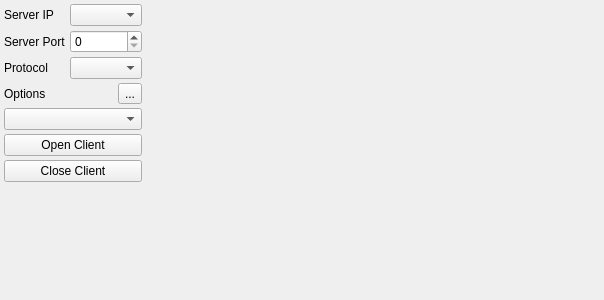
Qt form src/x/coap/coapclientui.ui (x-tools-author/x-tools) before a commit.
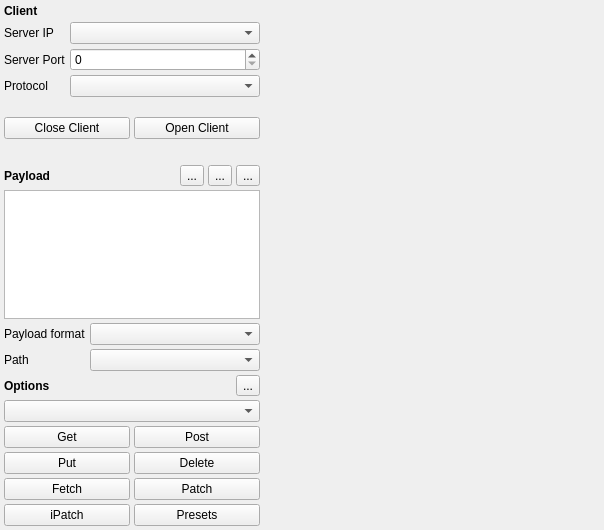
The same form after that commit.

Patch:
```diff
--- a/src/x/coap/coapclientui.ui
+++ b/src/x/coap/coapclientui.ui
@@ -7,7 +7,7 @@
     <x>0</x>
     <y>0</y>
     <width>604</width>
-    <height>300</height>
+    <height>530</height>
    </rect>
   </property>
   <property name="windowTitle">
@@ -29,33 +29,234 @@
    <property name="spacing">
     <number>4</number>
    </property>
-   <item row="6" column="0" colspan="2">
-    <widget class="QPushButton" name="pushButtonClose">
-     <property name="text">
-      <string>Close Client</string>
-     </property>
-    </widget>
-   </item>
-   <item row="0" column="0">
+   <item row="1" column="0">
     <widget class="QLabel" name="label">
+     <property name="sizePolicy">
+      <sizepolicy hsizetype="Fixed" vsizetype="Preferred">
+       <horstretch>0</horstretch>
+       <verstretch>0</verstretch>
+      </sizepolicy>
+     </property>
      <property name="text">
       <string>Server IP</string>
      </property>
     </widget>
    </item>
-   <item row="0" column="1">
+   <item row="3" column="1">
+    <widget class="QComboBox" name="comboBoxProtocol"/>
+   </item>
+   <item row="11" column="0" colspan="2">
+    <layout class="QGridLayout" name="gridLayout_2">
+     <property name="spacing">
+      <number>4</number>
+     </property>
+     <item row="3" column="1">
+      <widget class="QComboBox" name="comboBoxPayloadFormat"/>
+     </item>
+     <item row="7" column="0" colspan="2">
+      <layout class="QGridLayout" name="gridLayout_4">
+       <property name="spacing">
+        <number>4</number>
+       </property>
+       <item row="2" column="1">
+        <widget class="QPushButton" name="pushButtonPatch">
+         <property name="text">
+          <string notr="true">Patch</string>
+         </property>
+        </widget>
+       </item>
+       <item row="0" column="0">
+        <widget class="QPushButton" name="pushButtonGet">
+         <property name="text">
+          <string notr="true">Get</string>
+         </property>
+        </widget>
+       </item>
+       <item row="2" column="0">
+        <widget class="QPushButton" name="pushButtonFetch">
+         <property name="text">
+          <string notr="true">Fetch</string>
+         </property>
+        </widget>
+       </item>
+       <item row="1" column="0">
+        <widget class="QPushButton" name="pushButtonPut">
+         <property name="text">
+          <string notr="true">Put</string>
+         </property>
+        </widget>
+       </item>
+       <item row="1" column="1">
+        <widget class="QPushButton" name="pushButtonDelete">
+         <property name="text">
+          <string notr="true">Delete</string>
+         </property>
+        </widget>
+       </item>
+       <item row="0" column="1">
+        <widget class="QPushButton" name="pushButtonPost">
+         <property name="text">
+          <string notr="true">Post</string>
+         </property>
+        </widget>
+       </item>
+       <item row="3" column="0">
+        <widget class="QPushButton" name="pushButtonIPatch">
+         <property name="text">
+          <string notr="true">iPatch</string>
+         </property>
+        </widget>
+       </item>
+       <item row="3" column="1">
+        <widget class="QPushButton" name="pushButtonPresets">
+         <property name="text">
+          <string>Presets</string>
+         </property>
+        </widget>
+       </item>
+      </layout>
+     </item>
+     <item row="4" column="0">
+      <widget class="QLabel" name="label_6">
+       <property name="sizePolicy">
+        <sizepolicy hsizetype="Fixed" vsizetype="Preferred">
+         <horstretch>0</horstretch>
+         <verstretch>0</verstretch>
+        </sizepolicy>
+       </property>
+       <property name="text">
+        <string>Path</string>
+       </property>
+      </widget>
+     </item>
+     <item row="3" column="0">
+      <widget class="QLabel" name="label_7">
+       <property name="sizePolicy">
+        <sizepolicy hsizetype="Fixed" vsizetype="Preferred">
+         <horstretch>0</horstretch>
+         <verstretch>0</verstretch>
+        </sizepolicy>
+       </property>
+       <property name="text">
+        <string>Payload format</string>
+       </property>
+      </widget>
+     </item>
+     <item row="4" column="1">
+      <widget class="QComboBox" name="comboBoxPath"/>
+     </item>
+     <item row="2" column="0" colspan="2">
+      <widget class="QTextEdit" name="textEditPayload">
+       <property name="sizePolicy">
+        <sizepolicy hsizetype="Preferred" vsizetype="Expanding">
+         <horstretch>0</horstretch>
+         <verstretch>0</verstretch>
+        </sizepolicy>
+       </property>
+      </widget>
+     </item>
+     <item row="5" column="0" colspan="2">
+      <layout class="QHBoxLayout" name="horizontalLayout">
+       <item>
+        <widget class="QLabel" name="label_5">
+         <property name="font">
+          <font>
+           <bold>true</bold>
+          </font>
+         </property>
+         <property name="text">
+          <string>Options</string>
+         </property>
+        </widget>
+       </item>
+       <item>
+        <widget class="QToolButton" name="toolButtonOptionEdit">
+         <property name="toolTip">
+          <string>Edit options</string>
+         </property>
+         <property name="text">
+          <string>...</string>
+         </property>
+        </widget>
+       </item>
+      </layout>
+     </item>
+     <item row="6" column="0" colspan="2">
+      <widget class="QComboBox" name="comboBoxOptionList"/>
+     </item>
+     <item row="0" column="0" rowspan="2" colspan="2">
+      <layout class="QHBoxLayout" name="horizontalLayout_2">
+       <item>
+        <widget class="QLabel" name="label_8">
+         <property name="sizePolicy">
+          <sizepolicy hsizetype="Preferred" vsizetype="Preferred">
+           <horstretch>0</horstretch>
+           <verstretch>0</verstretch>
+          </sizepolicy>
+         </property>
+         <property name="font">
+          <font>
+           <bold>true</bold>
+          </font>
+         </property>
+         <property name="text">
+          <string>Payload</string>
+         </property>
+        </widget>
+       </item>
+       <item>
+        <widget class="QToolButton" name="toolButtonPayloadList">
+         <property name="toolTip">
+          <string>Preset payload list</string>
+         </property>
+         <property name="text">
+          <string>...</string>
+         </property>
+        </widget>
+       </item>
+       <item>
+        <widget class="QToolButton" name="toolButtonPayloadSave">
+         <property name="toolTip">
+          <string>Save current payload</string>
+         </property>
+         <property name="text">
+          <string>...</string>
+         </property>
+        </widget>
+       </item>
+       <item>
+        <widget class="QToolButton" name="toolButtonPayloadEdit">
+         <property name="toolTip">
+          <string>Edit payload list</string>
+         </property>
+         <property name="text">
+          <string>...</string>
+         </property>
+        </widget>
+       </item>
+      </layout>
+     </item>
+    </layout>
+   </item>
+   <item row="1" column="1">
     <widget class="QComboBox" name="comboBoxServerIp"/>
    </item>
-   <item row="0" column="2" rowspan="10">
-    <widget class="QWidget" name="widget" native="true">
+   <item row="2" column="0">
+    <widget class="QLabel" name="label_2">
      <property name="sizePolicy">
-      <sizepolicy hsizetype="Expanding" vsizetype="Preferred">
+      <sizepolicy hsizetype="Fixed" vsizetype="Preferred">
        <horstretch>0</horstretch>
        <verstretch>0</verstretch>
       </sizepolicy>
      </property>
+     <property name="text">
+      <string>Server Port</string>
+     </property>
     </widget>
    </item>
+   <item row="2" column="1">
+    <widget class="QSpinBox" name="spinBoxServerPort"/>
+   </item>
    <item row="9" column="0">
     <widget class="QLabel" name="label_3">
      <property name="sizePolicy">
@@ -69,56 +270,65 @@
      </property>
     </widget>
    </item>
-   <item row="5" column="0" colspan="2">
-    <widget class="QPushButton" name="pushButtonOpen">
-     <property name="text">
-      <string>Open Client</string>
+   <item row="0" column="2" rowspan="12">
+    <widget class="QWidget" name="widget" native="true">
+     <property name="sizePolicy">
+      <sizepolicy hsizetype="Expanding" vsizetype="Preferred">
+       <horstretch>0</horstretch>
+       <verstretch>0</verstretch>
+      </sizepolicy>
      </property>
     </widget>
    </item>
-   <item row="1" column="1">
-    <widget class="QSpinBox" name="spinBoxServerPort"/>
-   </item>
-   <item row="3" column="0" colspan="2">
-    <layout class="QHBoxLayout" name="horizontalLayout">
+   <item row="0" column="0" colspan="2">
+    <layout class="QHBoxLayout" name="horizontalLayout_3">
      <item>
-      <widget class="QLabel" name="label_5">
-       <property name="text">
-        <string>Options</string>
+      <widget class="QLabel" name="label_9">
+       <property name="font">
+        <font>
+         <bold>true</bold>
+        </font>
        </property>
-      </widget>
-     </item>
-     <item>
-      <widget class="QToolButton" name="toolButtonOption">
-       <property name="toolTip">
-        <string>Edit options</string>
-       </property>
        <property name="text">
-        <string>...</string>
+        <string>Client</string>
        </property>
       </widget>
      </item>
     </layout>
    </item>
-   <item row="2" column="0">
+   <item row="3" column="0">
     <widget class="QLabel" name="label_4">
+     <property name="sizePolicy">
+      <sizepolicy hsizetype="Fixed" vsizetype="Preferred">
+       <horstretch>0</horstretch>
+       <verstretch>0</verstretch>
+      </sizepolicy>
+     </property>
      <property name="text">
       <string>Protocol</string>
      </property>
     </widget>
    </item>
-   <item row="2" column="1">
-    <widget class="QComboBox" name="comboBoxProtocol"/>
-   </item>
-   <item row="1" column="0">
-    <widget class="QLabel" name="label_2">
-     <property name="text">
-      <string>Server Port</string>
+   <item row="8" column="0" colspan="2">
+    <layout class="QHBoxLayout" name="horizontalLayout_4">
+     <property name="spacing">
+      <number>4</number>
      </property>
-    </widget>
-   </item>
-   <item row="4" column="0" colspan="2">
-    <widget class="QComboBox" name="comboBoxOptions"/>
+     <item>
+      <widget class="QPushButton" name="pushButtonClose">
+       <property name="text">
+        <string>Close Client</string>
+       </property>
+      </widget>
+     </item>
+     <item>
+      <widget class="QPushButton" name="pushButtonOpen">
+       <property name="text">
+        <string>Open Client</string>
+       </property>
+      </widget>
+     </item>
+    </layout>
    </item>
   </layout>
  </widget>
```
Left out of the diff: 3 changed lines with no effect on the pictures.
